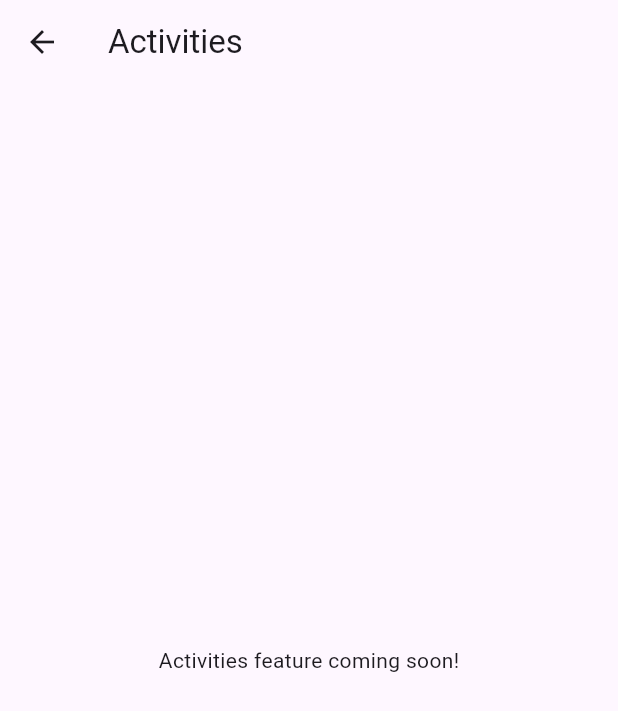
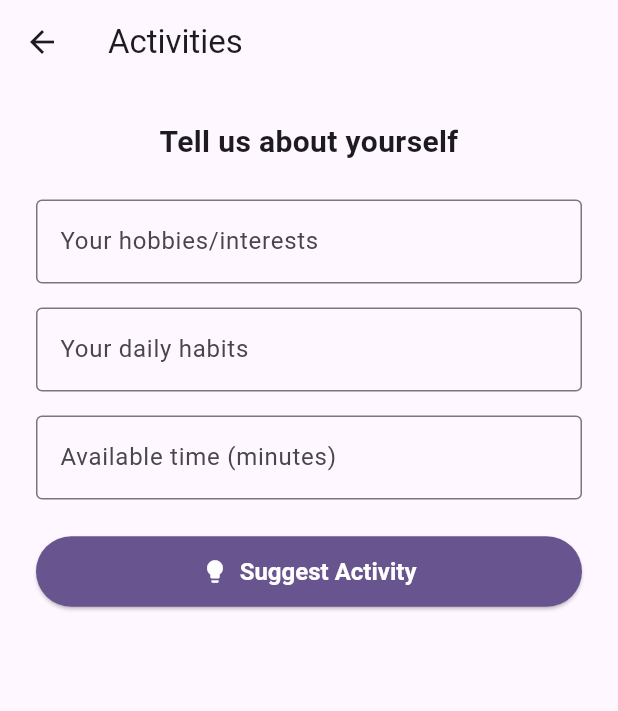
Before and after one commit to sophiasulki/mindful-ai, a Flutter app: the ActivitiesScreen screen opened by its route, on a phone screen of 412 x 824 dp. Shown: the top 711 px of the screen. Run offline on Flutter 3.47's test engine with Material 3 defaults, Android fonts, the phone set to English and light mode, and no system bars.

Commit message:
activities first step

```diff
--- a/lib/main.dart
+++ b/lib/main.dart
@@ -369,14 +369,168 @@ class _ChatMessage {
   _ChatMessage({required this.text, required this.isUser});
 }
 
-class ActivitiesScreen extends StatelessWidget {
+class ActivitiesScreen extends StatefulWidget {
   const ActivitiesScreen({super.key});
+
+  @override
+  State<ActivitiesScreen> createState() => _ActivitiesScreenState();
+}
+
+class _ActivitiesScreenState extends State<ActivitiesScreen> {
+  final TextEditingController _hobbiesController = TextEditingController();
+  final TextEditingController _habitsController = TextEditingController();
+  final TextEditingController _timeController = TextEditingController();
+  String? _suggestedActivity;
+  bool _isLoading = false;
+
+  // Gemini API key (reuse from AIChatScreen)
+  static const String _apiKey = 'AIzaSyBhXvDmckHn3fg8wjcw2cPjSnWOxrImI-k';
+
+  Future<void> _generateActivity() async {
+    final hobbies = _hobbiesController.text.trim();
+    final habits = _habitsController.text.trim();
+    final time = _timeController.text.trim();
+
+    if (hobbies.isEmpty || habits.isEmpty || time.isEmpty) {
+      setState(() {
+        _suggestedActivity = "Please fill in all fields.";
+      });
+      return;
+    }
+
+    setState(() {
+      _isLoading = true;
+      _suggestedActivity = null;
+    });
+
+    final prompt =
+        "Based on these hobbies/interests: $hobbies, daily habits: $habits, and available time: $time minutes, suggest one healthy, mindful activity the user can do right now. Be specific and encouraging.";
+
+    final url = Uri.parse('https://generativelanguage.googleapis.com/v1beta/models/gemini-2.0-flash:generateContent');
+    final headers = {'Content-Type': 'application/json', 'X-Goog-Api-Key': _apiKey};
+    final body = jsonEncode({
+      "contents": [
+        {
+          "parts": [
+            {"text": prompt}
+          ]
+        }
+      ]
+    });
+
+    try {
+      final response = await http.post(url, headers: headers, body: body);
+      if (response.statusCode == 200) {
+        final data = jsonDecode(response.body);
+        final text = data['candidates']?[0]?['content']?['parts']?[0]?['text'];
+        setState(() {
+          _suggestedActivity = text != null && text.trim().isNotEmpty
+              ? text.trim()
+              : "Sorry, I couldn't generate an activity. Please try again.";
+        });
+      } else {
+        setState(() {
+          _suggestedActivity = "Sorry, there was a problem connecting to the AI service.";
+        });
+      }
+    } catch (e) {
+      setState(() {
+        _suggestedActivity = "Sorry, there was a network error. Please try again.";
+      });
+    } finally {
+      setState(() {
+        _isLoading = false;
+      });
+    }
+  }
+
+  @override
+  void dispose() {
+    _hobbiesController.dispose();
+    _habitsController.dispose();
+    _timeController.dispose();
+    super.dispose();
+  }
 
   @override
   Widget build(BuildContext context) {
     return Scaffold(
       appBar: AppBar(title: const Text('Activities')),
-      body: const Center(child: Text('Activities feature coming soon!')),
+      body: SafeArea(
+        child: SingleChildScrollView(
+          padding: const EdgeInsets.all(24),
+          child: Column(
+            crossAxisAlignment: CrossAxisAlignment.stretch,
+            children: [
+              const Text(
+                "Tell us about yourself",
+                style: TextStyle(fontSize: 20, fontWeight: FontWeight.bold),
+                textAlign: TextAlign.center,
+              ),
+              const SizedBox(height: 24),
+              TextField(
+                controller: _hobbiesController,
+                decoration: const InputDecoration(
+                  labelText: "Your hobbies/interests",
+                  border: OutlineInputBorder(),
+                  hintText: "e.g. painting, yoga, reading",
+                ),
+                minLines: 1,
+                maxLines: 2,
+              ),
+              const SizedBox(height: 16),
+              TextField(
+                controller: _habitsController,
+                decoration: const InputDecoration(
+                  labelText: "Your daily habits",
+                  border: OutlineInputBorder(),
+                  hintText: "e.g. morning walk, journaling",
+                ),
+                minLines: 1,
+                maxLines: 2,
+              ),
+              const SizedBox(height: 16),
+              TextField(
+                controller: _timeController,
+                decoration: const InputDecoration(
+                  labelText: "Available time (minutes)",
+                  border: OutlineInputBorder(),
+                  hintText: "e.g. 15",
+                ),
+                keyboardType: TextInputType.number,
+              ),
+              const SizedBox(height: 24),
+              ElevatedButton.icon(
+                icon: const Icon(Icons.lightbulb),
+                label: const Text("Suggest Activity"),
+                onPressed: _isLoading ? null : _generateActivity,
+                style: ElevatedButton.styleFrom(
+                  backgroundColor: Theme.of(context).colorScheme.primary,
+                  foregroundColor: Colors.white,
+                  padding: const EdgeInsets.symmetric(vertical: 14),
+                  textStyle: const TextStyle(fontSize: 16, fontWeight: FontWeight.w600),
+                ),
+              ),
+              const SizedBox(height: 24),
+              if (_isLoading)
+                const Center(child: CircularProgressIndicator()),
+              if (_suggestedActivity != null && !_isLoading)
+                Container(
+                  padding: const EdgeInsets.all(16),
+                  decoration: BoxDecoration(
+                    color: Colors.deepPurple.shade50,
+                    borderRadius: BorderRadius.circular(16),
+                    border: Border.all(color: Colors.deepPurple.shade100),
+                  ),
+                  child: Text(
+                    _suggestedActivity!,
+                    style: const TextStyle(fontSize: 16),
+                  ),
+                ),
+            ],
+          ),
+        ),
+      ),
     );
   }
 }
```
